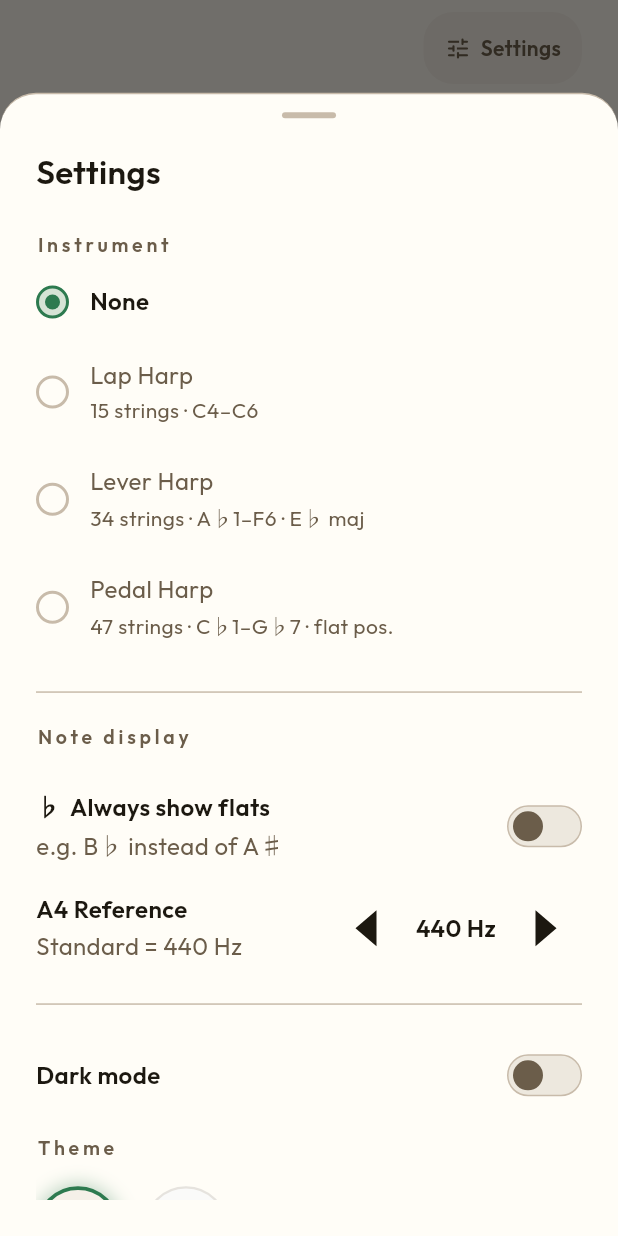
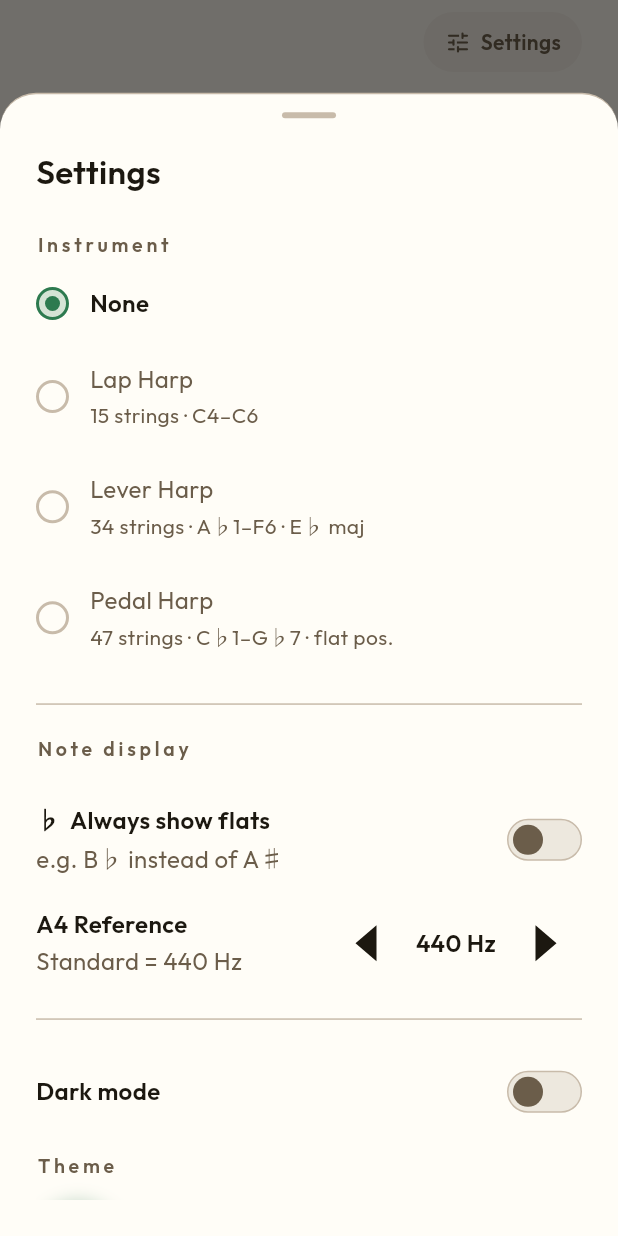
Before and after one commit to elinlin010/harp-tuner, a Flutter app: the screen it shows after launch, after a tap on "Settings", on a phone screen of 412 x 824 dp. Run offline on Flutter 3.47's test engine with Material 3 defaults, Android fonts, the phone set to English and light mode, and no system bars; our stand-ins replace flutter_riverpod, google_fonts, permission_handler, shared_preferences; missing offline and left inert: mic_stream, pitch_detector_dart.

Commit message:
feat: needle reshape, dark-mode string colours, and design polish (#10)
* feat: needle reshape — reduced-motion support, label refinements, gauge polish

Co-Authored-By: Claude Sonnet 4.6 <noreply@anthropic.com>

* style(design): FINDING-002 — remove mispositioned CENT label from gauge arc

Co-Authored-By: Claude Sonnet 4.6 <noreply@anthropic.com>

* style(design): FINDING-003 — tighten settings button vertical padding 16→10

Co-Authored-By: Claude Sonnet 4.6 <noreply@anthropic.com>

* style(design): FINDING-004 — replace hardcoded Colors.amber with theme.sharp in MicErrorBanner

Co-Authored-By: Claude Sonnet 4.6 <noreply@anthropic.com>

* style(design): FINDING-005 — pitch light labels 16→14px, active weight w700→w600

Co-Authored-By: Claude Sonnet 4.6 <noreply@anthropic.com>

* style(design): FINDING-006 — F-string dark-mode: off-white #CDCDC8 + landmark alpha differentiation

Near-black F strings were nearly invisible on all dark themes. Two fixes:

1. Color: #1A1C1E → #CDCDC8 (warm off-white). F strings are near-black on
   light bg; the dark-mode equivalent is near-white — same landmark contrast
   logic, inverted. Contrast: ~7.5:1 on Blueprint navy, ~11:1 on Void black.

2. Alpha: landmarks (C, F) now 0.92 vs naturals 0.65 in dark mode, matching
   the light-mode differentiation. Previously dark mode used a flat 0.80 for
   all strings, which erased the landmark hierarchy.

Applies to all dark themes (single shared dark palette).

Co-Authored-By: Claude Sonnet 4.6 <noreply@anthropic.com>

* chore: update Podfile.lock

* fix: remove dead conditional in string_visualizer _inactiveAlpha

* fix: use l10n strings for MicErrorBanner Semantics labels

* chore: bump version to 1.0.1+2 and add CHANGELOG

Co-Authored-By: Claude Sonnet 4.6 <noreply@anthropic.com>

* fix: widget smoke test — single pump, updated assertion

* fix: use l10n key for gauge stale Semantics label

---------

Co-authored-by: Claude Sonnet 4.6 <noreply@anthropic.com>

```diff
--- a/lib/l10n/app_en.arb
+++ b/lib/l10n/app_en.arb
@@ -25,6 +25,7 @@
   "tunerStopBtn": "Stop",
   "gaugeListeningMsg": "Listening for a note…",
   "gaugeTapToBeginMsg": "Tap Start Tuning to begin",
+  "gaugeStaleSemantics": "Tuner reading stale — play a note",
   "pitchLightFlatLabel": "Flat",
   "pitchLightInTuneLabel": "In Tune",
   "pitchLightSharpLabel": "Sharp",
--- a/lib/l10n/app_localizations.dart
+++ b/lib/l10n/app_localizations.dart
@@ -255,6 +255,12 @@ abstract class AppLocalizations {
   /// **'Tap Start Tuning to begin'**
   String get gaugeTapToBeginMsg;
 
+  /// No description provided for @gaugeStaleSemantics.
+  ///
+  /// In en, this message translates to:
+  /// **'Tuner reading stale — play a note'**
+  String get gaugeStaleSemantics;
+
   /// No description provided for @pitchLightFlatLabel.
   ///
   /// In en, this message translates to:
--- a/lib/l10n/app_localizations_de.dart
+++ b/lib/l10n/app_localizations_de.dart
@@ -84,6 +84,9 @@ class AppLocalizationsDe extends AppLocalizations {
   String get gaugeTapToBeginMsg => 'Antippen zum Starten';
 
   @override
+  String get gaugeStaleSemantics => 'Tuner reading stale — play a note';
+
+  @override
   String get pitchLightFlatLabel => 'Zu tief';
 
   @override
--- a/lib/l10n/app_localizations_en.dart
+++ b/lib/l10n/app_localizations_en.dart
@@ -84,6 +84,9 @@ class AppLocalizationsEn extends AppLocalizations {
   String get gaugeTapToBeginMsg => 'Tap Start Tuning to begin';
 
   @override
+  String get gaugeStaleSemantics => 'Tuner reading stale — play a note';
+
+  @override
   String get pitchLightFlatLabel => 'Flat';
 
   @override
--- a/lib/l10n/app_localizations_fr.dart
+++ b/lib/l10n/app_localizations_fr.dart
@@ -84,6 +84,9 @@ class AppLocalizationsFr extends AppLocalizations {
   String get gaugeTapToBeginMsg => 'Appuyez pour commencer';
 
   @override
+  String get gaugeStaleSemantics => 'Tuner reading stale — play a note';
+
+  @override
   String get pitchLightFlatLabel => 'Trop bas';
 
   @override
--- a/lib/l10n/app_localizations_it.dart
+++ b/lib/l10n/app_localizations_it.dart
@@ -84,6 +84,9 @@ class AppLocalizationsIt extends AppLocalizations {
   String get gaugeTapToBeginMsg => 'Tocca per iniziare';
 
   @override
+  String get gaugeStaleSemantics => 'Tuner reading stale — play a note';
+
+  @override
   String get pitchLightFlatLabel => 'Basso';
 
   @override
--- a/lib/l10n/app_localizations_zh.dart
+++ b/lib/l10n/app_localizations_zh.dart
@@ -82,6 +82,9 @@ class AppLocalizationsZh extends AppLocalizations {
 
   @override
   String get gaugeTapToBeginMsg => '點擊以開始調音';
+
+  @override
+  String get gaugeStaleSemantics => 'Tuner reading stale — play a note';
 
   @override
   String get pitchLightFlatLabel => '偏低';
--- a/lib/screens/tuner_screen.dart
+++ b/lib/screens/tuner_screen.dart
@@ -112,7 +112,7 @@ class _TunerScreenState extends ConsumerState<TunerScreen>
                       onTap: () => _showSettings(context),
                       child: Padding(
                         padding: const EdgeInsets.symmetric(
-                            horizontal: 14, vertical: 14),
+                            horizontal: 14, vertical: 10),
                         child: Row(
                           mainAxisSize: MainAxisSize.min,
                           children: [
@@ -401,7 +401,7 @@ class _SheetSwitchRow extends StatelessWidget {
         onTap: onToggle,
         behavior: HitTestBehavior.opaque,
         child: Padding(
-          padding: const EdgeInsets.symmetric(vertical: 13),
+          padding: const EdgeInsets.symmetric(vertical: 14),
           child: Row(
             children: [
               Expanded(
@@ -565,15 +565,20 @@ class _MicErrorBanner extends StatelessWidget {
 
   @override
   Widget build(BuildContext context) {
-    return GestureDetector(
+    final l10n = AppLocalizations.of(context)!;
+    return Semantics(
+      label: l10n.errorMicDeniedTitle,
+      button: true,
+      hint: l10n.tapToDismiss,
+      child: GestureDetector(
       onTap: onDismiss,
       child: Container(
         padding: const EdgeInsets.fromLTRB(16, 14, 16, 14),
         decoration: BoxDecoration(
-          color: Colors.amber.withValues(alpha: 0.10),
+          color: theme.sharp.withValues(alpha: 0.08),
           borderRadius: BorderRadius.circular(14),
           border: Border.all(
-              color: Colors.amber.withValues(alpha: 0.40), width: 1),
+              color: theme.sharp.withValues(alpha: 0.35), width: 1),
         ),
         child: Builder(builder: (ctx) {
           final l10n = AppLocalizations.of(ctx)!;
@@ -584,7 +589,7 @@ class _MicErrorBanner extends StatelessWidget {
                 crossAxisAlignment: CrossAxisAlignment.start,
                 children: [
                   Icon(Icons.warning_amber_rounded,
-                      size: 20, color: Colors.amber.shade800),
+                      size: 20, color: theme.sharp),
                   const SizedBox(width: 10),
                   Expanded(
                     child: Text(
@@ -605,7 +610,8 @@ class _MicErrorBanner extends StatelessWidget {
           );
         }),
       ),
-    );
+      ),    // GestureDetector
+    );      // Semantics
   }
 }
 
@@ -751,7 +757,10 @@ class _StepBtn extends StatelessWidget {
   @override
   Widget build(BuildContext context) {
     final enabled = onTap != null;
-    return GestureDetector(
+    return Semantics(
+      button: true,
+      enabled: enabled,
+      child: GestureDetector(
       onTap: onTap,
       child: SizedBox(
         width: 48,
@@ -762,6 +771,7 @@ class _StepBtn extends StatelessWidget {
             color: enabled ? theme.textPrimary : theme.textDim,
           ),
         ),
+      ),
       ),
     );
   }
@@ -827,7 +837,7 @@ class _InstrumentRow extends StatelessWidget {
         onTap: onTap,
         behavior: HitTestBehavior.opaque,
         child: Padding(
-          padding: const EdgeInsets.symmetric(vertical: 13),
+          padding: const EdgeInsets.symmetric(vertical: 14),
           child: Row(
             children: [
               AnimatedContainer(
@@ -910,7 +920,7 @@ class _ThemePickerRow extends StatelessWidget {
               swatch: t,
               selected: t.id == currentTheme.id,
               accentColor: currentTheme.inTune,
-              labelStyle: currentTheme.sans(11),
+              labelStyle: currentTheme.sans(13),
               onTap: () => onSelect(t),
             ),
           ),
@@ -1037,7 +1047,9 @@ class _LanguageRow extends StatelessWidget {
     return GestureDetector(
       onTap: onTap,
       behavior: HitTestBehavior.opaque,
-      child: Padding(
+      child: ConstrainedBox(
+        constraints: const BoxConstraints(minHeight: 48),
+        child: Padding(
         padding: const EdgeInsets.symmetric(vertical: 14),
         child: Row(
           children: [
@@ -1054,7 +1066,8 @@ class _LanguageRow extends StatelessWidget {
               Icon(Icons.check_rounded, size: 20, color: theme.inTune),
           ],
         ),
-      ),
+        ),  // Padding
+      ),    // ConstrainedBox
     );
   }
 }
--- a/lib/widgets/pitch_light_indicator.dart
+++ b/lib/widgets/pitch_light_indicator.dart
@@ -162,8 +162,8 @@ class _Bulb extends StatelessWidget {
         AnimatedDefaultTextStyle(
           duration: animDuration,
           style: theme.sans(
-            16,
-            weight: active ? FontWeight.w700 : FontWeight.w400,
+            14,
+            weight: active ? FontWeight.w600 : FontWeight.w400,
             color: active ? color : theme.textSecondary,
           ),
           child: Text(label),
--- a/lib/widgets/tuner_gauge.dart
+++ b/lib/widgets/tuner_gauge.dart
@@ -150,25 +150,58 @@ class _TunerGaugeState extends State<TunerGauge>
         ? Duration.zero
         : const Duration(milliseconds: 300);
 
-    return AnimatedOpacity(
+    final l10n = AppLocalizations.of(context)!;
+    return Semantics(
+      label: widget.isStale ? l10n.gaugeStaleSemantics : null,
+      child: AnimatedOpacity(
       opacity: widget.isStale ? 0.40 : 1.0,
       duration: animDur,
       child: LayoutBuilder(
       builder: (ctx, constraints) {
         final maxH = constraints.maxHeight;
         final maxW = constraints.maxWidth;
-        // arcH is derived from the arc geometry so the full arc + pivot always fits.
-        // r = radius; pivot is at bottom; arc top is r above pivot.
-        // Add 44px: 30 for ticks/labels above arc + 14 for pivot dot below.
+        // r is fully width-derived so the arc always spans the screen.
+        // arcH is independent — we only show the upper portion of the arc by
+        // placing cy (the geometric pivot) below the canvas bottom in the painter.
         final r = (maxW - _kGaugeChordInset) / (2 * sin(_kGaugeSweep / 2));
-        final arcH = (r + 44).clamp(0.0, maxH * 0.65);
+        // Show from arc top down to just below the anchor/needle-tail dot.
+        // anchor is at r*0.50 above cy; cy = r+30 → anchorY = r*0.50+30 from top.
+        final arcH = (r * 0.50 + 64).clamp(150.0, maxH * 0.48);
+
+        // Readout height: tall enough for the 100px note letter, capped so it
+        // doesn't crowd the arc on short screens.
+        final readoutH = (maxH * 0.28).clamp(130.0, 180.0);
 
         return Column(
             mainAxisSize: MainAxisSize.max,
             mainAxisAlignment: MainAxisAlignment.center,
             children: [
-              // ── Readout ─────────────────────────────────────────────────
-              Expanded(
+              // ── Arc ─────────────────────────────────────────────────────
+              SizedBox(
+                height: arcH,
+                child: AnimatedBuilder(
+                  animation: Listenable.merge([_pulseCtrl, _needleCtrl]),
+                  builder: (ctx, child) => CustomPaint(
+                    size: Size(maxW, arcH),
+                    painter: _ArcPainter(
+                      radius: r,
+                      needlePos: needlePos,
+                      showNeedle: showNeedle,
+                      stateColor: _stateColor,
+                      isListening: widget.isListening,
+                      hasSignal: hasSignal,
+                      pulse: _pulseCtrl.value,
+                      theme: widget.theme,
+                    ),
+                  ),
+                ),
+              ),
+
+              const SizedBox(height: 16),
+
+              // ── Readout (fixed height so mainAxisAlignment.center works) ─
+              SizedBox(
+                height: readoutH,
                 child: Stack(
                   children: [
                     Positioned.fill(
@@ -204,39 +237,19 @@ class _TunerGaugeState extends State<TunerGauge>
                   ],
                 ),
               ),
-
-              const SizedBox(height: 12),
-
-              // ── Arc ─────────────────────────────────────────────────────
-              SizedBox(
-                height: arcH,
-                child: AnimatedBuilder(
-                  animation: Listenable.merge([_pulseCtrl, _needleCtrl]),
-                  builder: (ctx, child) => CustomPaint(
-                    size: Size(maxW, arcH),
-                    painter: _ArcPainter(
-                      needlePos: needlePos,
-                      showNeedle: showNeedle,
-                      stateColor: _stateColor,
-                      isListening: widget.isListening,
-                      hasSignal: hasSignal,
-                      pulse: _pulseCtrl.value,
-                      theme: widget.theme,
-                    ),
-                  ),
-                ),
-              ),
             ],
         );
       },
     ),  // LayoutBuilder
-    );  // AnimatedOpacity
+    ),  // AnimatedOpacity
+    );  // Semantics
   }
 }
 
 // ── Arc painter ───────────────────────────────────────────────────────────────
 
 class _ArcPainter extends CustomPainter {
+  final double radius;
   final double needlePos;
   final bool showNeedle;
   final Color stateColor;
@@ -246,6 +259,7 @@ class _ArcPainter extends CustomPainter {
   final TunerThemeData theme;
 
   _ArcPainter({
+    required this.radius,
     required this.needlePos,
     required this.showNeedle,
     required this.stateColor,
@@ -264,10 +278,15 @@ class _ArcPainter extends CustomPainter {
   @override
   void paint(Canvas canvas, Size size) {
     final cx = size.width / 2;
-    final cy = size.height - 6;
-    // Width-based radius — matches the arcH calculation in build()
-    final r = (size.width - _kGaugeChordInset) / (2 * sin(_sweep / 2));
+    final r = radius;
+    // Place the geometric pivot 30px below the arc top so labels (at r+28 above
+    // cy) land at ~2px from the canvas top. cy may exceed size.height — the
+    // lower portions simply don't draw within the visible SizedBox.
+    final cy = r + 30.0;
     final arcRect = Rect.fromCircle(center: Offset(cx, cy), radius: r);
+
+    // Needle tail depth — shared with center line and pivot dot placement
+    final needleTailR = r * 0.50;
 
     final tickColor = theme.textPrimary;
     final labelColor = theme.textSecondary;
@@ -331,12 +350,11 @@ class _ArcPainter extends CustomPainter {
       );
     }
 
-    // ── Center "0" reference line — full length from pivot through arc,
-    //    always visible as the resting position guide
+    // ── Center "0" reference line — matches needle span (tail → just above arc)
     final zeroAngle = _centsToAngle(0);
     canvas.drawLine(
-      Offset(cx, cy),                                              // pivot
-      Offset(cx + (r + 18) * cos(zeroAngle), cy + (r + 18) * sin(zeroAngle)), // above arc
+      Offset(cx + needleTailR * cos(zeroAngle), cy + needleTailR * sin(zeroAngle)),
+      Offset(cx + (r + 16) * cos(zeroAngle),    cy + (r + 16) * sin(zeroAngle)),
       Paint()
         ..color = tickColor.withValues(alpha: showNeedle ? 0.18 : 0.55)
         ..strokeWidth = 1.5
@@ -346,9 +364,8 @@ class _ArcPainter extends CustomPainter {
     // ── In-tune triangles (▼ at ±15¢, above ticks, pointing toward arc) ─
     for (final c in [-15.0, 15.0]) {
       final a = _centsToAngle(c);
-      // Triangle tip touches the top of the tallest tick area
-      final tipR  = r + 18;
-      final baseR = r + 28;
+      final tipR  = r + 16;
+      final baseR = r + 24;
       final tipX  = cx + tipR * cos(a);
       final tipY  = cy + tipR * sin(a);
       // Perpendicular direction for the base width
@@ -371,21 +388,22 @@ class _ArcPainter extends CustomPainter {
 
     // ── Scale labels (outside ticks) ─────────────────────────────────────
     _drawLabel(canvas, '−50', _centsToAngle(-47), cx, cy, r + 24, labelColor);
-    _drawLabel(canvas, '0', _centsToAngle(0), cx, cy, r + 30, labelColor);
-    _drawLabel(canvas, '+50', _centsToAngle(47), cx, cy, r + 24, labelColor);
-    // "CENT" unit label near +50 (like the reference tuner)
-    _drawLabel(canvas, 'CENT', _centsToAngle(40), cx, cy, r + 24, labelColor);
+    _drawLabel(canvas, '0',   _centsToAngle(0),   cx, cy, r + 28, labelColor);
+    _drawLabel(canvas, '+50', _centsToAngle(47),  cx, cy, r + 24, labelColor);
 
     // ── Needle ────────────────────────────────────────────────────────────
     final angle = _centsToAngle(needlePos.clamp(-50.0, 50.0));
-    final needleLen = r - 4; // needle tip reaches just below the arc
-    final tipNX = cx + needleLen * cos(angle);
-    final tipNY = cy + needleLen * sin(angle);
+    final needleTip = r - 4;   // tip just below the arc line
+    // needleTailR defined above (r * 0.50) — shared with center line & pivot
+    final tipNX  = cx + needleTip  * cos(angle);
+    final tipNY  = cy + needleTip  * sin(angle);
+    final tailNX = cx + needleTailR * cos(angle);
+    final tailNY = cy + needleTailR * sin(angle);
 
     if (showNeedle) {
       // Soft halo
       canvas.drawLine(
-        Offset(cx, cy),
+        Offset(tailNX, tailNY),
         Offset(tipNX, tipNY),
         Paint()
           ..color = stateColor.withValues(alpha: 0.10 + pulse * 0.06)
@@ -395,7 +413,7 @@ class _ArcPainter extends CustomPainter {
       );
       // Core
       canvas.drawLine(
-        Offset(cx, cy),
+        Offset(tailNX, tailNY),
         Offset(tipNX, tipNY),
         Paint()
           ..color = stateColor
@@ -405,9 +423,11 @@ class _ArcPainter extends CustomPainter {
       );
     }
 
-    // Pivot dot — always on the center line
+    // Anchor dot — sits at the base of the center reference line / needle tail
+    final anchorX = cx + needleTailR * cos(zeroAngle);
+    final anchorY = cy + needleTailR * sin(zeroAngle);
     canvas.drawCircle(
-      Offset(cx, cy),
+      Offset(anchorX, anchorY),
       showNeedle ? 5.0 : 4.0,
       Paint()
         ..color = showNeedle
@@ -416,10 +436,10 @@ class _ArcPainter extends CustomPainter {
         ..style = PaintingStyle.fill,
     );
 
-    // Idle pulse ring — concentric with pivot dot, reinforcing center line
+    // Idle pulse ring — concentric with anchor dot
     if (isListening && !hasSignal) {
       canvas.drawCircle(
-        Offset(cx, cy),
+        Offset(anchorX, anchorY),
         12 + pulse * 7,
         Paint()
           ..style = PaintingStyle.stroke
@@ -445,6 +465,7 @@ class _ArcPainter extends CustomPainter {
 
   @override
   bool shouldRepaint(_ArcPainter old) =>
+      old.radius != radius ||
       old.needlePos != needlePos ||
       old.showNeedle != showNeedle ||
       old.stateColor != stateColor ||
@@ -482,7 +503,7 @@ class _IdleReadout extends StatelessWidget {
           Icon(
             isListening ? Icons.mic_rounded : Icons.music_note_rounded,
             size: 48,
-            color: isListening ? theme.textSecondary : theme.textDim,
+            color: theme.textSecondary,
           ),
           const SizedBox(height: 16),
           Text(
@@ -538,7 +559,7 @@ class _SignalReadout extends StatelessWidget {
               if (noteOctave.isNotEmpty)
                 Text(
                   noteOctave,
-                  style: theme.sans(30, weight: FontWeight.w300, color: theme.textSecondary).copyWith(height: 1),
+                  style: theme.sans(30, weight: FontWeight.w400, color: theme.textSecondary).copyWith(height: 1),
                 ),
             ],
           ),
--- a/pubspec.yaml
+++ b/pubspec.yaml
@@ -16,7 +16,7 @@ publish_to: 'none' # Remove this line if you wish to publish to pub.dev
 # https://developer.apple.com/library/archive/documentation/General/Reference/InfoPlistKeyReference/Articles/CoreFoundationKeys.html
 # In Windows, build-name is used as the major, minor, and patch parts
 # of the product and file versions while build-number is used as the build suffix.
-version: 1.0.0+1
+version: 1.0.1+2
 
 environment:
   sdk: ^3.11.0
```
Also changed, not shown: lib/screens/harp_select_screen.dart (+21 -8 lines), lib/widgets/string_visualizer.dart (+4 -6 lines), 4 other files.
